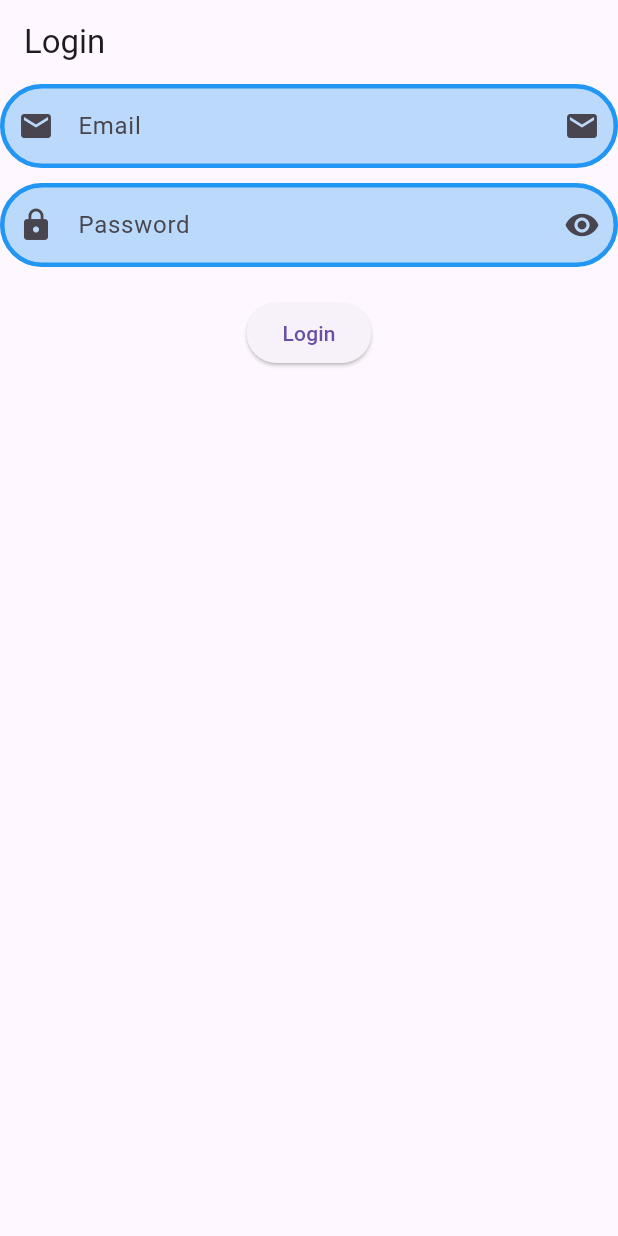
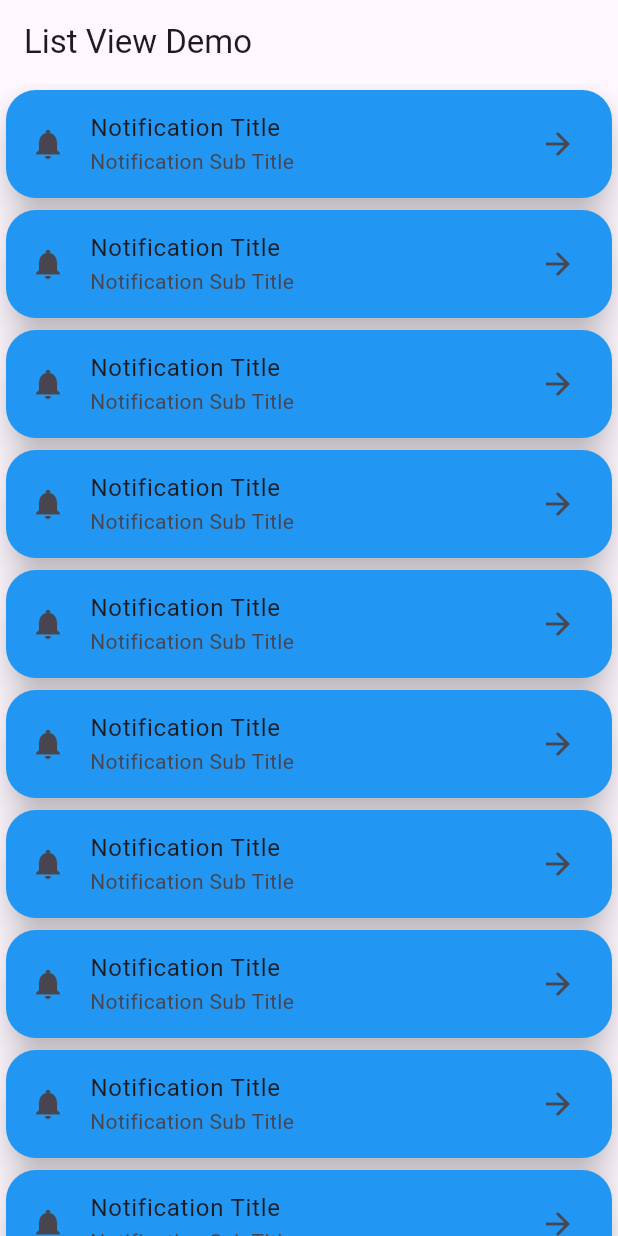
Before and after one commit to MuhammadAliKust/Flutter-B17, a Flutter app: the screen it shows after launch, on a phone screen of 412 x 824 dp. Run offline on Flutter 3.47's test engine with Material 3 defaults, Android fonts, the light colour scheme and no system bars; our stand-ins replace string_validator.

Commit message:
ListView Builder DOne

```diff
--- /dev/null
+++ b/lib/list_view_demo.dart
@@ -0,0 +1,30 @@
+import 'package:flutter/material.dart';
+
+class ListViewDemo extends StatelessWidget {
+  const ListViewDemo({super.key});
+
+  @override
+  Widget build(BuildContext context) {
+    return Scaffold(
+        appBar: AppBar(
+          title: Text("List View Demo"),
+        ),
+        body: ListView.builder(
+            itemCount: 10,
+            itemBuilder: (context, i) {
+              return Card(
+                elevation: 10,
+                color: Colors.blue,
+                shape: RoundedRectangleBorder(
+                    borderRadius: BorderRadius.circular(20)),
+                child: ListTile(
+                  leading: Icon(Icons.notifications),
+                  title: Text("Notification Title"),
+                  subtitle: Text("Notification Sub Title"),
+                  trailing: Icon(Icons.arrow_forward),
+                  // tileColor: Colors.blue,
+                ),
+              );
+            }));
+  }
+}
--- a/lib/main.dart
+++ b/lib/main.dart
@@ -1,6 +1,7 @@
 import 'package:flutter/material.dart';
 import 'package:flutter_b17/asset_image.dart';
 
+import 'list_view_demo.dart';
 import 'login.dart';
 import 'network_image.dart';
 
@@ -13,8 +14,8 @@ class MyApp extends StatelessWidget {
 
   @override
   Widget build(BuildContext context) {
-    return MaterialApp(
-      home: LoginView(),
+    return const MaterialApp(
+      home: ListViewDemo(),
     );
   }
 }
```
